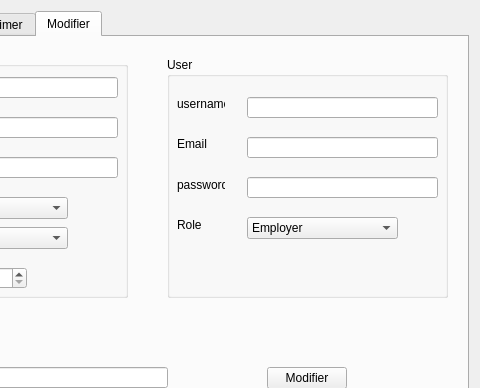
This is crud.ui in oussemaissaoui/ProjectCpp as Qt 5 draws it before an edit; both pictures show x 186 to 666 and y 0 to 388 of the 666 by 498 pixel window. The edited form follows.
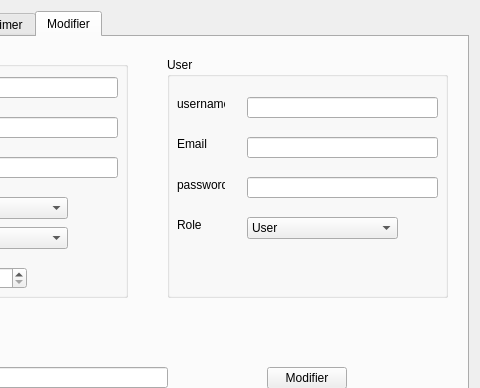
This is the edited form.

```diff
--- a/crud.ui
+++ b/crud.ui
@@ -642,6 +642,11 @@
           <height>22</height>
          </rect>
         </property>
+        <item>
+         <property name="text">
+          <string>User</string>
+         </property>
+        </item>
         <item>
          <property name="text">
           <string>Employer</string>
```
